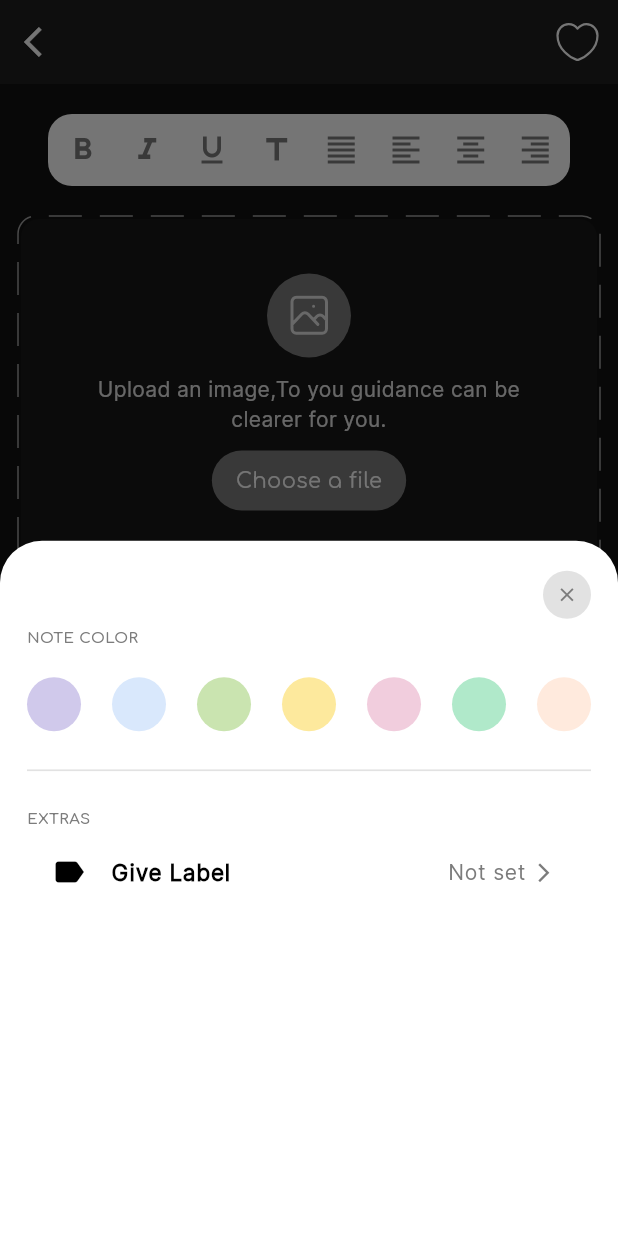
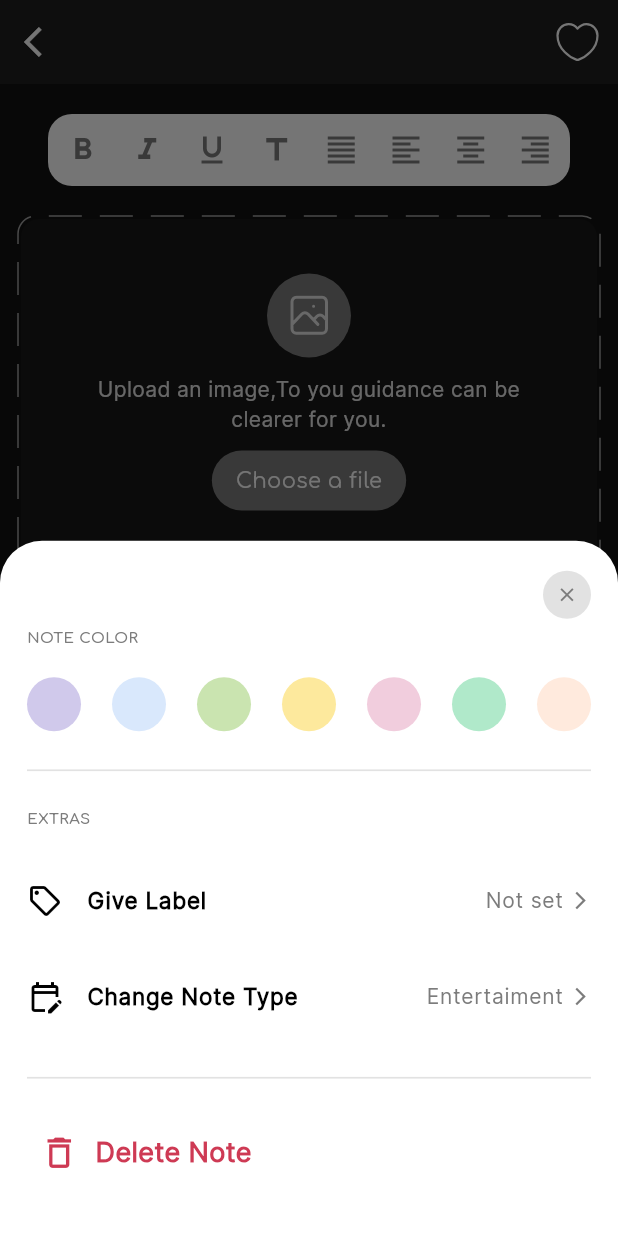
Before and after one commit to As-tra/memo_mate, a Flutter app: the AddNoteView screen opened by its route, after a tap on the "more vert" icon, on a phone screen of 412 x 824 dp. Run offline on Flutter 3.47's test engine with Material 3 defaults, Android fonts, the phone set to English and light mode, and no system bars; drawn by our look-alikes of dotted_border; our stand-ins replace dartz, flutter_bloc, flutter_svg, get_it, go_router, hive and 2 more; missing offline and left inert: pulsator; accounts and stored records are empty.

Commit message:
create the cusotm action button

```diff
--- a/lib/core/theme/theme.dart
+++ b/lib/core/theme/theme.dart
@@ -11,6 +11,6 @@ ThemeData darkMode = ThemeData(
     primary: Color(0xFFFFFFFF),
     onPrimary: Color(0xFF7C7C7C),
     secondary: Color(0xFFE2E2E2),
-
+    tertiary: Color(0xFFCE3A54),
   ),
 );
--- /dev/null
+++ b/lib/features/addNote/presentation/views/widgets/custom_action_button.dart
@@ -0,0 +1,29 @@
+
+import 'package:flutter/material.dart';
+import 'package:memo_mate/core/utils/styles.dart';
+
+class CustomActionButton extends StatelessWidget {
+  const CustomActionButton({super.key});
+
+  @override
+  Widget build(BuildContext context) {
+    return IconButton(
+      onPressed: () {},
+      icon: Row(
+        children: [
+          Icon(
+            Icons.delete_outline,
+            size: 27,
+            color: Theme.of(context).colorScheme.tertiary,
+          ),
+          Text(
+            '  Delete Note',
+            style: Styles.textStyle18.copyWith(
+              color: Theme.of(context).colorScheme.tertiary,
+            ),
+          ),
+        ],
+      ),
+    );
+  }
+}
--- a/lib/features/addNote/presentation/views/widgets/custom_extras_action.dart
+++ b/lib/features/addNote/presentation/views/widgets/custom_extras_action.dart
@@ -1,4 +1,3 @@
-
 import 'package:flutter/material.dart';
 import 'package:memo_mate/core/constants.dart';
 import 'package:memo_mate/core/utils/styles.dart';
@@ -17,7 +16,8 @@ class CustomExtraAction extends StatelessWidget {
   @override
   Widget build(BuildContext context) {
     return ListTile(
-      leading:  Icon(
+      contentPadding: EdgeInsets.zero,
+      leading: Icon(
         icon,
         color: Colors.black,
       ),
@@ -40,7 +40,7 @@ class CustomExtraAction extends StatelessWidget {
           Icon(
             Icons.arrow_forward_ios,
             color: Theme.of(context).colorScheme.onPrimary,
-            size: 15,
+            size: 14,
           ),
         ],
       ),
--- a/lib/features/addNote/presentation/views/widgets/note_action_bottom_sheet.dart
+++ b/lib/features/addNote/presentation/views/widgets/note_action_bottom_sheet.dart
@@ -1,8 +1,8 @@
 import 'package:flutter/material.dart';
 import 'package:flutter_bloc/flutter_bloc.dart';
-import 'package:memo_mate/core/constants.dart';
 import 'package:memo_mate/core/utils/styles.dart';
 import 'package:memo_mate/features/addNote/presentation/manager/Color_cubit/color_cubit.dart';
+import 'package:memo_mate/features/addNote/presentation/views/widgets/custom_action_button.dart';
 import 'package:memo_mate/features/addNote/presentation/views/widgets/custom_close_button.dart';
 import 'package:memo_mate/features/addNote/presentation/views/widgets/custom_color_palette.dart';
 import 'package:memo_mate/features/addNote/presentation/views/widgets/custom_extras_action.dart';
@@ -48,11 +48,26 @@ class NoteActionsBottomSheet extends StatelessWidget {
               color: Theme.of(context).colorScheme.onPrimary,
             ),
           ),
+          const SizedBox(height: 19),
           const CustomExtraAction(
-            icon: Icons.label,
+            icon: Icons.sell_outlined,
             actionText: 'Give Label',
             valueText: 'Not set ',
           ),
+          const SizedBox(height: 8),
+          const CustomExtraAction(
+            icon: Icons.edit_calendar_outlined,
+            actionText: 'Change Note Type',
+            valueText: 'Entertaiment ',
+          ),
+          Padding(
+            padding: const EdgeInsets.symmetric(vertical: 18.0),
+            child: Divider(
+              color: Theme.of(context).colorScheme.secondary,
+              thickness: 1.13,
+            ),
+          ),
+          const CustomActionButton(),
         ],
       ),
     );
```
